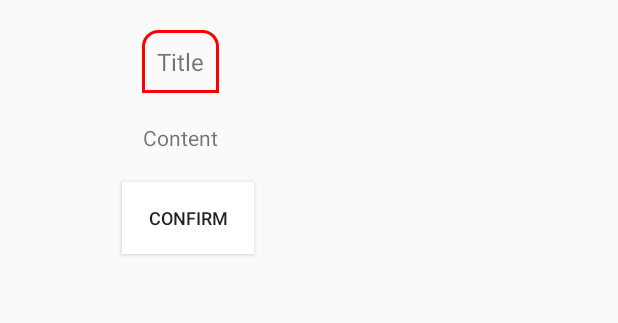
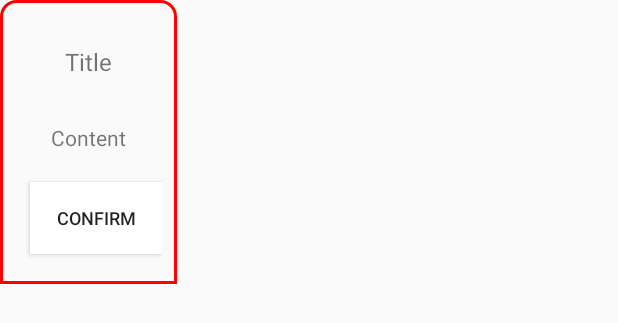
Before and after one commit to Dragonwrath/AndroidModuleSet, an Android app: the layout dialog_alert.xml on its own in the app's theme, with its tools: preview values and no code run, on a phone screen of 412 x 824 dp. Shown: the top 323 px of the screen. Run offline under Robolectric (Android 15) with nearby library versions, the phone set to English and light mode, and no system bars.

```diff
--- a/app/src/main/AndroidManifest.xml
+++ b/app/src/main/AndroidManifest.xml
@@ -1,6 +1,11 @@
 <?xml version="1.0" encoding="utf-8"?>
 <manifest xmlns:android="http://schemas.android.com/apk/res/android"
           package="com.joker.main">
+
+  <uses-permission android:name="android.permission.CAMERA"/>
+  <uses-permission android:name="android.permission.READ_EXTERNAL_STORAGE"/>
+  <uses-permission android:name="android.permission.WRITE_EXTERNAL_STORAGE"/>
+  <uses-permission android:name="android.permission.ACCESS_FINE_LOCATION"/>
 
   <application
     android:allowBackup="true"
--- a/common_utils/src/main/AndroidManifest.xml
+++ b/common_utils/src/main/AndroidManifest.xml
@@ -1,6 +1,4 @@
 <manifest xmlns:android="http://schemas.android.com/apk/res/android"
           package="com.joker.common.utils">
-  <uses-permission android:name="android.permission.READ_CONTACTS"/>
-  <uses-permission android:name="android.permission.CAMERA"/>
-  <uses-permission android:name="android.permission.RECORD_AUDIO"/>
+
 </manifest>
--- a/common_utils/src/main/java/com/joker/common/utils/easypermissions/ActivityPermissionHelperImplV23.java
+++ b/common_utils/src/main/java/com/joker/common/utils/easypermissions/ActivityPermissionHelperImplV23.java
@@ -47,6 +47,7 @@ class ActivityPermissionHelperImplV23 extends BasePermissionHelper<AppCompatActi
   void requestPermissions(String[] permissions,int requestCode,boolean showRational){
     super.requestPermissions(permissions,requestCode,showRational);
     if(canAccessRequestPermission(getHost(),permissions)){
+      //not set "Never ask again"
       getHost().requestPermissions(permissions,requestCode);
     }else{
       if(showRational){
--- a/common_utils/src/main/java/com/joker/common/utils/easypermissions/FragmentPermissionHelperImplV23.java
+++ b/common_utils/src/main/java/com/joker/common/utils/easypermissions/FragmentPermissionHelperImplV23.java
@@ -48,7 +48,7 @@ class FragmentPermissionHelperImplV23 extends BasePermissionHelper<Fragment>{
   @Override
   void requestPermissions(String[] permissions,int requestCode,boolean showRational){
     super.requestPermissions(permissions,requestCode,showRational);
-    if(canAccessRequestPermission(getHost().getContext(),permissions)){
+    if(canAccessRequestPermission(getHost().getActivity(),permissions)){
       getHost().requestPermissions(permissions,requestCode);
     }else{
       if(showRational){
--- a/common_utils/src/main/res/layout/dialog_alert.xml
+++ b/common_utils/src/main/res/layout/dialog_alert.xml
@@ -4,15 +4,15 @@
   xmlns:app="http://schemas.android.com/apk/res-auto"
   android:layout_width="wrap_content"
   android:layout_height="wrap_content"
-  android:minWidth="240dp"
+  android:minWidth="100dp"
   android:padding="10dp"
-  android:background="@null"
+  android:background="@drawable/dialog_head"
   tools:context="com.joker.common.utils.dialog.AlertDialogFragment">
 
   <TextView
     android:id="@+id/tv_dialog_title"
     android:layout_height="wrap_content"
-    android:layout_width="match_parent"
+    android:layout_width="0dp"
     android:maxLines="1"
     android:gravity="center"
     android:layout_marginTop="10dp"
@@ -21,7 +21,6 @@
     app:layout_constraintRight_toRightOf="parent"
     android:text="@string/title"
     android:textSize="16sp"
-    android:background="@drawable/dialog_head"
     android:padding="10dp"
     />
   <TextView
```
Also changed, not shown: app/src/main/java/BaseApplication.java (added, +15 -0 lines), app/src/main/java/com/joker/main/MainActivity.java (+18 -0 lines), common_utils/src/main/java/com/joker/common/utils/easypermissions/BasePermissionHelper.java (+4 -6 lines), common_utils/src/main/java/com/joker/common/utils/easypermissions/Permissions.java (+5 -3 lines).
